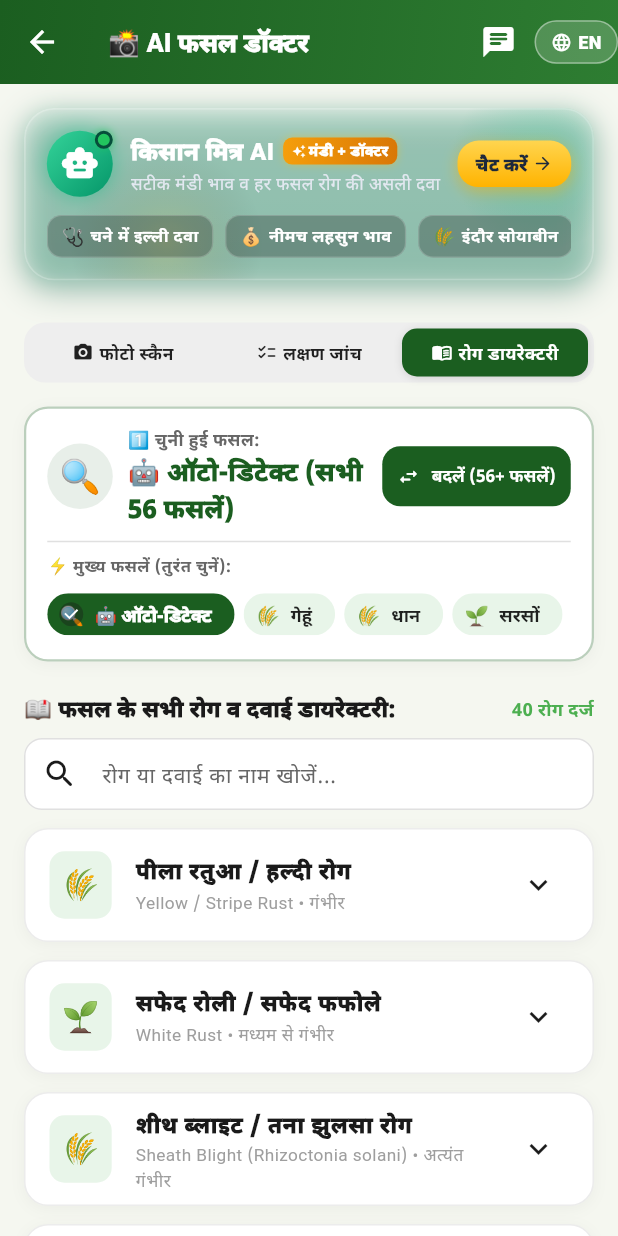
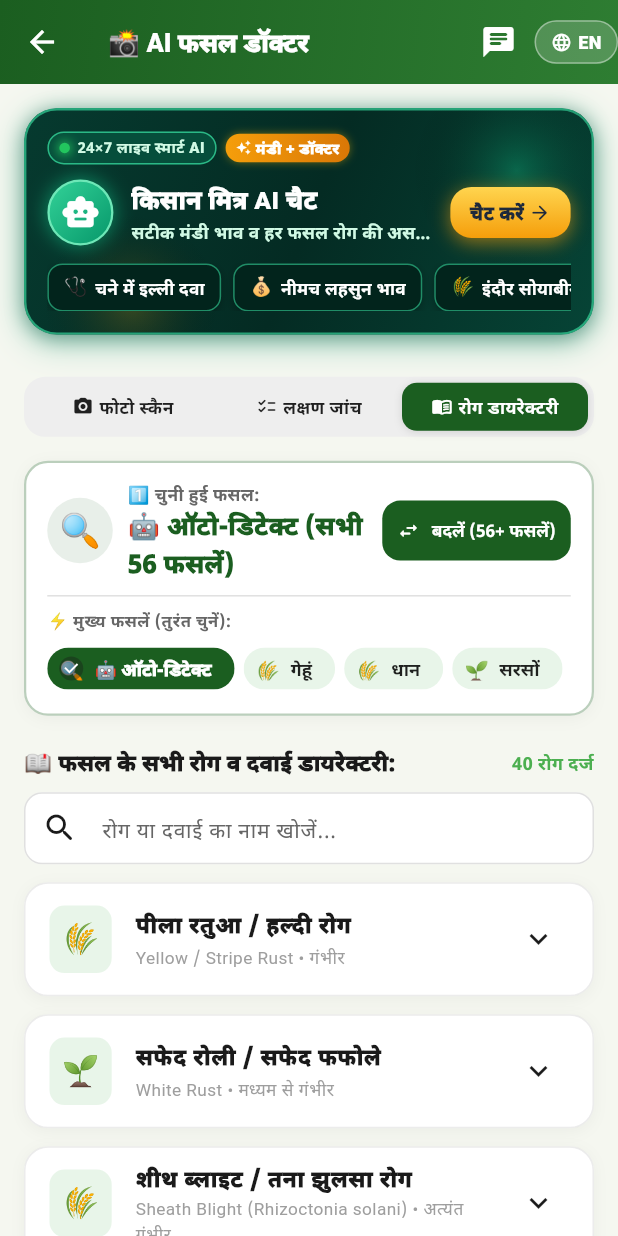
Before and after one commit to ushamdsu-lab/kisanmandibhav, a Flutter app: the CropDoctorScreen screen opened by its route, after a tap on "लक्षण जांच", after a tap on "रोग डायरेक्टरी", on a phone screen of 412 x 824 dp. Run offline on Flutter 3.47's test engine with Material 3 defaults, Android fonts, the phone set to English and light mode, and no system bars; our stand-ins replace audioplayers, firebase_analytics, firebase_core, firebase_crashlytics, flutter_animate, flutter_tts and 8 more; missing offline and left inert: dart:html, dart:ui_web; accounts and stored records are empty; network calls fail.

Commit message:
style(ui): make KisanAiChatCard prominent with high-contrast highlighted theme

```diff
--- a/lib/widgets/chat/kisan_ai_chat_card.dart
+++ b/lib/widgets/chat/kisan_ai_chat_card.dart
@@ -12,46 +12,68 @@ class KisanAiChatCard extends StatelessWidget {
   @override
   Widget build(BuildContext context) {
     return Container(
-      margin: margin ?? const EdgeInsets.only(bottom: 12),
+      margin: margin ?? const EdgeInsets.only(bottom: 14),
       decoration: BoxDecoration(
-        borderRadius: BorderRadius.circular(20),
+        borderRadius: BorderRadius.circular(22),
+        // Glowing Neon Shadow for true Highlight / Spotlight effect
         boxShadow: [
           BoxShadow(
-            color: const Color(0xFF064E3B).withValues(alpha: 0.35),
+            color: const Color(0xFF059669).withValues(alpha: 0.35),
             blurRadius: 18,
-            offset: const Offset(0, 6),
+            offset: const Offset(0, 5),
             spreadRadius: 1,
           ),
           BoxShadow(
-            color: const Color(0xFF10B981).withValues(alpha: 0.15),
+            color: const Color(0xFF064E3B).withValues(alpha: 0.45),
             blurRadius: 10,
             offset: const Offset(0, 2),
           ),
         ],
       ),
       child: ClipRRect(
-        borderRadius: BorderRadius.circular(20),
-        child: Stack(
-          children: [
-            // 1. Rich Modern Multi-tone Deep Gradient Background
-            Container(
-              decoration: const BoxDecoration(
-                gradient: LinearGradient(
+        borderRadius: BorderRadius.circular(22),
+        child: Container(
+          // Rich, High-Contrast Solid Deep Emerald Gradient
+          decoration: BoxDecoration(
+            gradient: const LinearGradient(
               colors: [
-                    Color(0xFF042F2E), // Deep Emerald Pine
-                    Color(0xFF064E3B), // Rich Forest Green
-                    Color(0xFF0F3E37), // Subtle Midnight Teal
+                Color(0xFF063A2F), // Vibrant Deep Jade
+                Color(0xFF042B23), // Midnight Forest
+                Color(0xFF064436), // Rich Emerald
               ],
               begin: Alignment.topLeft,
               end: Alignment.bottomRight,
             ),
+            borderRadius: BorderRadius.circular(22),
+            // Highlighting Neon Border
+            border: Border.all(
+              color: const Color(0xFF34D399).withValues(alpha: 0.70),
+              width: 1.6,
             ),
           ),
-
-            // 2. Ambient Glowing Mesh Orbs
+          child: Stack(
+            children: [
+              // Ambient Glowing Highlight Blobs
               Positioned(
-              top: -25,
-              right: -25,
+                top: -30,
+                right: -20,
+                child: Container(
+                  width: 140,
+                  height: 140,
+                  decoration: BoxDecoration(
+                    shape: BoxShape.circle,
+                    gradient: RadialGradient(
+                      colors: [
+                        const Color(0xFF10B981).withValues(alpha: 0.35),
+                        Colors.transparent,
+                      ],
+                    ),
+                  ),
+                ),
+              ),
+              Positioned(
+                bottom: -40,
+                left: 10,
                 child: Container(
                   width: 120,
                   height: 120,
@@ -59,24 +81,7 @@ class KisanAiChatCard extends StatelessWidget {
                     shape: BoxShape.circle,
                     gradient: RadialGradient(
                       colors: [
-                      const Color(0xFF34D399).withValues(alpha: 0.30),
-                      const Color(0xFF059669).withValues(alpha: 0.0),
-                    ],
-                  ),
-                ),
-              ),
-            ),
-            Positioned(
-              bottom: -40,
-              left: 30,
-              child: Container(
-                width: 130,
-                height: 130,
-                decoration: BoxDecoration(
-                  shape: BoxShape.circle,
-                  gradient: RadialGradient(
-                    colors: [
-                      const Color(0xFFFBBF24).withValues(alpha: 0.18),
+                        const Color(0xFFF59E0B).withValues(alpha: 0.22),
                         Colors.transparent,
                       ],
                     ),
@@ -84,60 +89,64 @@ class KisanAiChatCard extends StatelessWidget {
                 ),
               ),
 
-            // 3. Subtle Glass Sheen Overlay
-            Container(
-              decoration: BoxDecoration(
-                borderRadius: BorderRadius.circular(20),
-                border: Border.all(
-                  color: Colors.white.withValues(alpha: 0.20),
-                  width: 1.2,
-                ),
-                gradient: LinearGradient(
-                  colors: [
-                    Colors.white.withValues(alpha: 0.10),
-                    Colors.white.withValues(alpha: 0.02),
-                  ],
-                  begin: Alignment.topCenter,
-                  end: Alignment.bottomCenter,
-                ),
-              ),
+              // Main Content
+              Padding(
                 padding: const EdgeInsets.symmetric(horizontal: 14, vertical: 14),
                 child: Column(
                   mainAxisSize: MainAxisSize.min,
                   crossAxisAlignment: CrossAxisAlignment.start,
                   children: [
-                  // Row 1: Avatar + Title + Badges + Ask Button
-                  Row(
-                    crossAxisAlignment: CrossAxisAlignment.center,
-                    children: [
-                      // Glowing AI Avatar
-                      _buildAiAvatar(),
-                      const SizedBox(width: 12),
-
-                      // Title & Tagline
-                      Expanded(
-                        child: Column(
-                          crossAxisAlignment: CrossAxisAlignment.start,
-                          children: [
+                    // Top Live Ribbon
                     Row(
                       children: [
+                        Container(
+                          padding: const EdgeInsets.symmetric(horizontal: 7, vertical: 2.5),
+                          decoration: BoxDecoration(
+                            color: const Color(0xFF064E3B),
+                            borderRadius: BorderRadius.circular(20),
+                            border: Border.all(
+                              color: const Color(0xFF34D399).withValues(alpha: 0.8),
+                              width: 1,
+                            ),
+                          ),
+                          child: Row(
+                            mainAxisSize: MainAxisSize.min,
+                            children: [
+                              Container(
+                                width: 7,
+                                height: 7,
+                                decoration: const BoxDecoration(
+                                  color: Color(0xFF22C55E),
+                                  shape: BoxShape.circle,
+                                  boxShadow: [
+                                    BoxShadow(
+                                      color: Color(0xFF22C55E),
+                                      blurRadius: 5,
+                                      spreadRadius: 1,
+                                    ),
+                                  ],
+                                ),
+                              ),
+                              const SizedBox(width: 5),
                               const Text(
-                                  'किसान मित्र AI',
+                                '24×7 लाइव स्मार्ट AI',
                                 style: TextStyle(
-                                    color: Colors.white,
-                                    fontSize: 16,
-                                    fontWeight: FontWeight.w900,
-                                    letterSpacing: 0.2,
+                                  color: Color(0xFFD1FAE5),
+                                  fontSize: 10,
+                                  fontWeight: FontWeight.w800,
+                                ),
+                              ),
+                            ],
                           ),
                         ),
                         const SizedBox(width: 6),
                         Container(
-                                  padding: const EdgeInsets.symmetric(horizontal: 6, vertical: 2),
+                          padding: const EdgeInsets.symmetric(horizontal: 7, vertical: 2.5),
                           decoration: BoxDecoration(
                             gradient: const LinearGradient(
                               colors: [Color(0xFFF59E0B), Color(0xFFD97706)],
                             ),
-                                    borderRadius: BorderRadius.circular(6),
+                            borderRadius: BorderRadius.circular(20),
                             boxShadow: [
                               BoxShadow(
                                 color: Colors.amber.withValues(alpha: 0.4),
@@ -148,13 +157,13 @@ class KisanAiChatCard extends StatelessWidget {
                           child: const Row(
                             mainAxisSize: MainAxisSize.min,
                             children: [
-                                      Icon(Icons.auto_awesome, color: Colors.white, size: 9),
-                                      SizedBox(width: 2),
+                              Icon(Icons.auto_awesome, color: Colors.white, size: 10),
+                              SizedBox(width: 3),
                               Text(
                                 'मंडी + डॉक्टर',
                                 style: TextStyle(
                                   color: Colors.white,
-                                          fontSize: 9.5,
+                                  fontSize: 10,
                                   fontWeight: FontWeight.w900,
                                 ),
                               ),
@@ -163,14 +172,39 @@ class KisanAiChatCard extends StatelessWidget {
                         ),
                       ],
                     ),
-                            const SizedBox(height: 3),
-                            const Text(
+
+                    const SizedBox(height: 10),
+
+                    // Middle Row: AI Avatar + Title/Pitch + Glowing CTA Button
+                    Row(
+                      crossAxisAlignment: CrossAxisAlignment.center,
+                      children: [
+                        // Futuristic AI Avatar
+                        _buildAiAvatar(),
+                        const SizedBox(width: 12),
+
+                        // Title & Subtitle with Razor-Sharp Contrast
+                        const Expanded(
+                          child: Column(
+                            crossAxisAlignment: CrossAxisAlignment.start,
+                            children: [
+                              Text(
+                                'किसान मित्र AI चैट',
+                                style: TextStyle(
+                                  color: Colors.white,
+                                  fontSize: 16.5,
+                                  fontWeight: FontWeight.w900,
+                                  letterSpacing: 0.2,
+                                ),
+                              ),
+                              SizedBox(height: 2),
+                              Text(
                                 'सटीक मंडी भाव व हर फसल रोग की असली दवा',
                                 style: TextStyle(
-                                color: Color(0xFFE2E8F0),
+                                  color: Color(0xFFD1FAE5),
                                   fontSize: 11.5,
-                                fontWeight: FontWeight.w500,
-                                height: 1.2,
+                                  fontWeight: FontWeight.w600,
+                                  height: 1.25,
                                 ),
                                 maxLines: 1,
                                 overflow: TextOverflow.ellipsis,
@@ -181,25 +215,25 @@ class KisanAiChatCard extends StatelessWidget {
 
                         const SizedBox(width: 8),
 
-                      // Sleek Glowing CTA Button
+                        // Glowing Amber CTA Button
                         Material(
                           color: Colors.transparent,
                           child: InkWell(
                             onTap: () => context.push('/chat'),
                             borderRadius: BorderRadius.circular(14),
                             child: Container(
-                            padding: const EdgeInsets.symmetric(horizontal: 12, vertical: 7),
+                              padding: const EdgeInsets.symmetric(horizontal: 13, vertical: 8),
                               decoration: BoxDecoration(
                                 gradient: const LinearGradient(
-                                colors: [Color(0xFFFFD54F), Color(0xFFFFB300)],
+                                  colors: [Color(0xFFFFD54F), Color(0xFFF59E0B)],
                                   begin: Alignment.topCenter,
                                   end: Alignment.bottomCenter,
                                 ),
                                 borderRadius: BorderRadius.circular(14),
                                 boxShadow: [
                                   BoxShadow(
-                                  color: const Color(0xFFFFB300).withValues(alpha: 0.5),
-                                  blurRadius: 8,
+                                    color: const Color(0xFFF59E0B).withValues(alpha: 0.6),
+                                    blurRadius: 10,
                                     offset: const Offset(0, 3),
                                   ),
                                 ],
@@ -212,14 +246,14 @@ class KisanAiChatCard extends StatelessWidget {
                                     style: TextStyle(
                                       color: Color(0xFF1E293B),
                                       fontWeight: FontWeight.w900,
-                                    fontSize: 12,
+                                      fontSize: 12.5,
                                     ),
                                   ),
                                   SizedBox(width: 3),
                                   Icon(
                                     Icons.arrow_forward_rounded,
                                     color: Color(0xFF1E293B),
-                                  size: 14,
+                                    size: 15,
                                   ),
                                 ],
                               ),
@@ -231,7 +265,7 @@ class KisanAiChatCard extends StatelessWidget {
 
                     const SizedBox(height: 12),
 
-                  // Row 2: Interactive Prompt Chips (Direct Tap & Ask)
+                    // Bottom Row: Crisp, High-Contrast Interactive Prompt Chips
                     SingleChildScrollView(
                       scrollDirection: Axis.horizontal,
                       physics: const BouncingScrollPhysics(),
@@ -273,15 +307,12 @@ class KisanAiChatCard extends StatelessWidget {
             ],
           ),
         ),
+      ),
     );
   }
 
   Widget _buildAiAvatar() {
-    return Stack(
-      alignment: Alignment.center,
-      children: [
-        // Outer Glowing Ring
-        Container(
+    return Container(
       width: 44,
       height: 44,
       decoration: BoxDecoration(
@@ -291,9 +322,13 @@ class KisanAiChatCard extends StatelessWidget {
           begin: Alignment.topLeft,
           end: Alignment.bottomRight,
         ),
+        border: Border.all(
+          color: const Color(0xFF6EE7B7),
+          width: 1.5,
+        ),
         boxShadow: [
           BoxShadow(
-                color: const Color(0xFF10B981).withValues(alpha: 0.45),
+            color: const Color(0xFF10B981).withValues(alpha: 0.6),
             blurRadius: 10,
             spreadRadius: 1,
           ),
@@ -306,29 +341,6 @@ class KisanAiChatCard extends StatelessWidget {
           size: 26,
         ),
       ),
-        ),
-
-        // Live Pulsing Dot
-        Positioned(
-          top: 0,
-          right: 0,
-          child: Container(
-            width: 12,
-            height: 12,
-            decoration: BoxDecoration(
-              color: const Color(0xFF22C55E),
-              shape: BoxShape.circle,
-              border: Border.all(color: const Color(0xFF064E3B), width: 2),
-              boxShadow: [
-                BoxShadow(
-                  color: const Color(0xFF22C55E).withValues(alpha: 0.8),
-                  blurRadius: 4,
-                ),
-              ],
-            ),
-          ),
-        ),
-      ],
     );
   }
 
@@ -344,26 +356,34 @@ class KisanAiChatCard extends StatelessWidget {
         onTap: () => context.push('/chat', extra: query),
         borderRadius: BorderRadius.circular(10),
         child: Container(
-          padding: const EdgeInsets.symmetric(horizontal: 9, vertical: 5),
+          padding: const EdgeInsets.symmetric(horizontal: 10, vertical: 6),
           decoration: BoxDecoration(
-            color: Colors.black.withValues(alpha: 0.25),
+            color: const Color(0xFF02241C), // Deep Rich Dark Jade
             borderRadius: BorderRadius.circular(10),
             border: Border.all(
-              color: Colors.white.withValues(alpha: 0.20),
-              width: 0.8,
+              color: const Color(0xFF34D399).withValues(alpha: 0.6),
+              width: 1,
             ),
+            boxShadow: [
+              BoxShadow(
+                color: Colors.black.withValues(alpha: 0.25),
+                blurRadius: 4,
+                offset: const Offset(0, 2),
+              ),
+            ],
           ),
           child: Row(
             mainAxisSize: MainAxisSize.min,
             children: [
-              Text(icon, style: const TextStyle(fontSize: 12)),
-              const SizedBox(width: 4),
+              Text(icon, style: const TextStyle(fontSize: 12.5)),
+              const SizedBox(width: 5),
               Text(
                 text,
                 style: const TextStyle(
                   color: Colors.white,
-                  fontSize: 11,
-                  fontWeight: FontWeight.w600,
+                  fontSize: 11.5,
+                  fontWeight: FontWeight.w700,
+                  letterSpacing: 0.1,
                 ),
               ),
             ],
```
Lines whose indentation alone changed are shown as unchanged.
